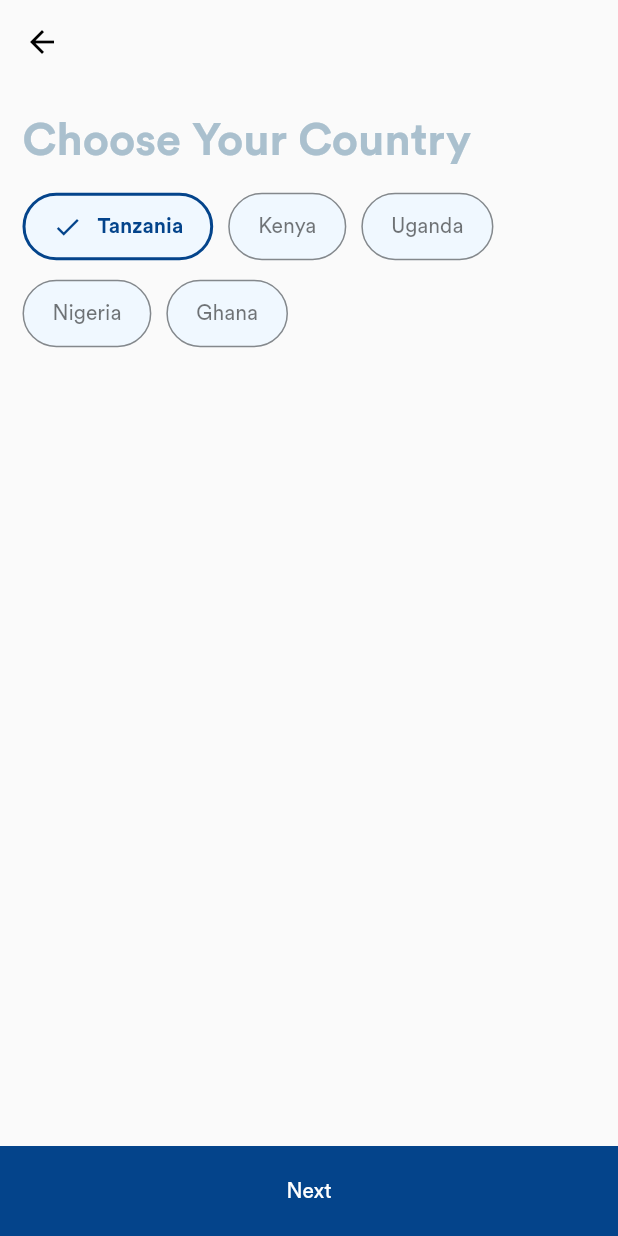
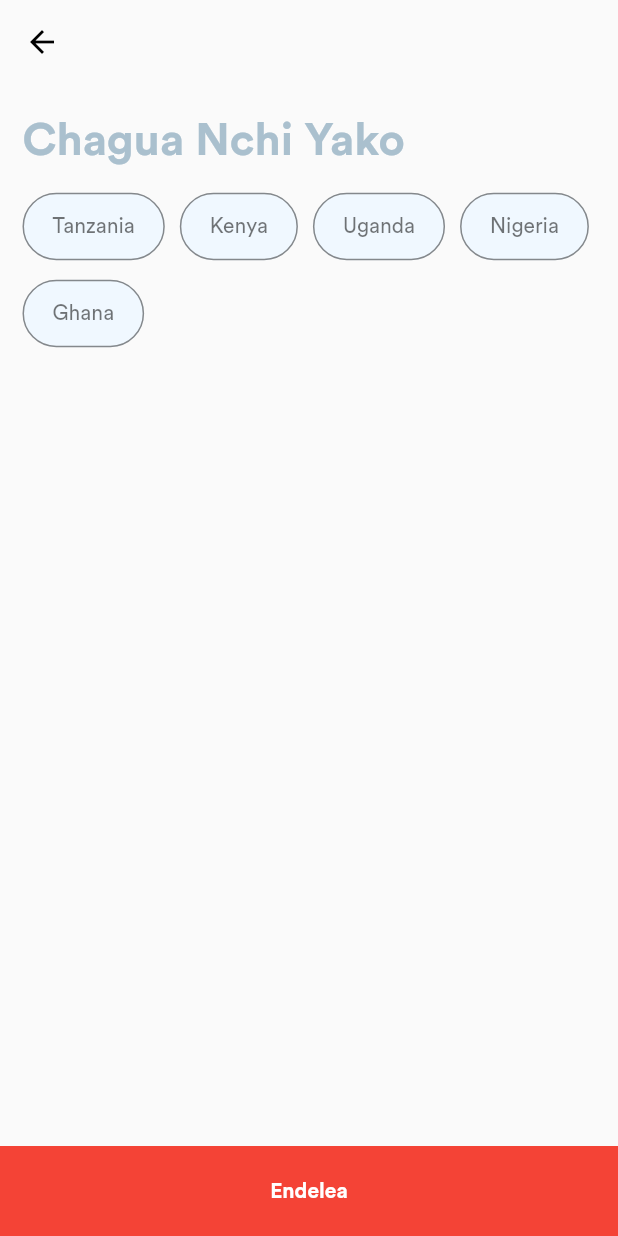
Before and after one commit to okellogerald/tembo_client_sdk, a Flutter app: the screen it shows after launch, after a tap on "START", on a phone screen of 412 x 824 dp. Run offline on Flutter 3.47's test engine with Material 2 defaults, Android fonts, the phone set to English and light mode, and no system bars; missing offline and left inert: smile_identity_plugin; project files that could hold a hidden picture were left out.

Commit message:
added translations

```diff
--- a/example/lib/main.dart
+++ b/example/lib/main.dart
@@ -38,7 +38,7 @@ class MainApp extends StatelessWidget {
                     context,
                     userData: Data(
                       userId: "user-3",
-                      country: Country.tz(),
+                      /*  country: Country.tz(),
                       gender: Gender.female,
                       firstName: "Jane",
                       lastName: "Doe",
@@ -48,7 +48,11 @@ class MainApp extends StatelessWidget {
                         issueDate: DateTime.now(),
                         expiryDate: DateTime.now(),
                         idNumber: "2836464744784",
-                      ),
+                      ), */
+                    ),
+                    locale: TemboLocale.sw,
+                    colorScheme: const TemboColorScheme(
+                      primary: Colors.red,
                     ),
                     fontFamily: "circular",
                   );
--- a/lib/src/components/bottom_nav_bar_button.dart
+++ b/lib/src/components/bottom_nav_bar_button.dart
@@ -1,5 +1,6 @@
 import 'package:flutter/material.dart';
 import 'package:tembo_client_sdk/src/components/source.dart';
+import 'package:tembo_client_sdk/tembo_client_sdk.dart';
 
 import '../widgets/theme_data_wrapper.dart';
 
@@ -15,15 +16,13 @@ class BottomNavBarButton extends StatelessWidget {
   @override
   Widget build(BuildContext context) {
     return SafeArea(
-      child: ThemeDataWrapper(
-        builder: (context, theme) {
-          return TemboTextButton(
-            onPressed: callback,
-            style: theme.bottomNavBarButtonStyle,
-            child: TemboText(text ?? "Next"),
-          );
-        }
-      ),
+      child: ThemeDataWrapper(builder: (context, theme) {
+        return TemboTextButton(
+          onPressed: callback,
+          style: theme.bottomNavBarButtonStyle,
+          child: TemboText(text ?? TemboTexts.actionsNext),
+        );
+      }),
     );
   }
 }
--- a/lib/src/components/text.dart
+++ b/lib/src/components/text.dart
@@ -1,4 +1,7 @@
 import 'package:flutter/material.dart';
+import 'package:tembo_client_sdk/tembo_client_sdk.dart';
+
+import '../widgets/theme_data_wrapper.dart';
 
 class TemboText extends StatelessWidget {
   const TemboText(
@@ -22,15 +25,22 @@ class TemboText extends StatelessWidget {
 
   @override
   Widget build(BuildContext context) {
-    return Builder(builder: (context) {
+    return ThemeDataWrapper(builder: (context, theme) {
+      return ValueListenableBuilder(
+          valueListenable: localeManager,
+          builder: (context, locale, _) {
             return Text(
+              (locale == TemboLocale.en ? enTexts[data] : swTexts[data]) ??
                   data,
-        style: style,
+              style: (style ?? const TextStyle()).copyWith(
+                fontFamily: theme.fontFamily,
+              ),
               textAlign: textAlign,
               overflow: overflow,
               maxLines: maxLines,
               textScaleFactor: 1.0,
             );
           });
+    });
   }
 }
--- /dev/null
+++ b/lib/src/constants/locale.dart
@@ -0,0 +1,140 @@
+import 'package:tembo_client_sdk/tembo_client_sdk.dart';
+
+enum TemboLocale {
+  sw,
+  en,
+}
+
+class TemboTexts {
+  static const countryChoosePageTitle = "country-choose-page-title";
+  static const basicInfoPageTitle = "basic-info-page-title";
+  static const genderPickPageTitle = "gender-pick-page-title";
+  static const docDataPageTitle = "doc-data-page-title";
+  static const dataVerifyPageTitle = "data-verify-page-title";
+
+  static const docType = "doc-type";
+  static const docTypeDriversLicense = "doc-type-drivers-license";
+  static const docTypeNationalID = "doc-type-national-id";
+  static const docTypePassport = "doc-type-passport";
+
+  static const docNumber = "doc-number";
+  static const docIssueDate = "doc-issue-date";
+  static const docExpiryDate = "doc-expiry-date";
+
+  static const userFirstName = "user-first-name";
+  static const userLastName = "user-last-name";
+  static const userDOB = "user-dob";
+  static const userGender = "user-gender";
+  static const userCountry = "user-country";
+
+  static const gendersMale = "genders-male";
+  static const gendersFemale = "genders-female";
+
+  static const submissionFailedDesc = "submission-failed-desc";
+  static const submissionInProgressDesc = "submission-in-progress-desc";
+  static const submissionSuccessDesc = "submission-success-desc";
+
+  static const actionsNext = "actions-next";
+  static const actionsTryAgain = "actions-try-again";
+  static const actionsClose = "actions-close";
+
+  // errors
+  static const errorsEmptyFieldsSuffix = "errors-empty-fields-suffix";
+  static const errorsEmptyFieldsPrefix = "errors-empty-fields-prefix";
+
+  static const errorsDOBRequired = "errors-dob-required";
+  static const errorsDOBAgeBelow18 = "errors-dob-age-below-18";
+  static const errorsDOBBornFromFuture = "errors-dob-born-from-future";
+
+  static const errorsCountryRequired = "errors-country-required";
+  static const errorsGenderRequired = "errors-gender-required";
+  static const errorsIssueDateRequired = "errors-issue-date-required";
+  static const errorsExpiryDateRequired = "errors-expiry-date-required";
+  static const errorsDocTypeRequired = "errors-doc-type-required";
+}
+
+const enTexts = {
+  TemboTexts.countryChoosePageTitle: "Choose Your Country",
+  TemboTexts.basicInfoPageTitle: "Basic Info",
+  TemboTexts.genderPickPageTitle: "Choose Your Gender",
+  TemboTexts.docDataPageTitle: "Identity Document Data",
+  TemboTexts.dataVerifyPageTitle: "Is This Okay?",
+  TemboTexts.docType: "Document Type",
+  TemboTexts.docTypeDriversLicense: "Driver's License",
+  TemboTexts.docTypeNationalID: "National ID",
+  TemboTexts.docTypePassport: "Passport",
+  TemboTexts.docNumber: "Document Number",
+  TemboTexts.docIssueDate: "Document Issue Date",
+  TemboTexts.docExpiryDate: "Document Expiry Date",
+  TemboTexts.userFirstName: "First Name",
+  TemboTexts.userLastName: "Last Name",
+  TemboTexts.userDOB: "Date of Birth",
+  TemboTexts.userGender: "Gender",
+  TemboTexts.userCountry: "Country",
+  TemboTexts.gendersMale: "Male",
+  TemboTexts.gendersFemale: "Female",
+  TemboTexts.submissionSuccessDesc: "We successfully submitted your details",
+  TemboTexts.submissionInProgressDesc: "We are submitting your job",
+  TemboTexts.submissionFailedDesc: "We have submitted your job",
+  TemboTexts.actionsNext: "Next",
+  TemboTexts.actionsTryAgain: "Try Again",
+  TemboTexts.actionsClose: "Close",
+  TemboTexts.errorsEmptyFieldsPrefix: "This field",
+  TemboTexts.errorsEmptyFieldsSuffix: "can't be empty",
+  TemboTexts.errorsDOBAgeBelow18: "You must be at least 18 years old",
+  TemboTexts.errorsDOBBornFromFuture:
+      "We don't support people born from the future",
+  TemboTexts.errorsDOBRequired: "Date of birth is required",
+  TemboTexts.errorsCountryRequired: "Country is required",
+  TemboTexts.errorsGenderRequired: "Gender is required",
+  TemboTexts.errorsIssueDateRequired: "Issue date is required",
+  TemboTexts.errorsExpiryDateRequired: "Expiry date is required",
+  TemboTexts.errorsDocTypeRequired: "Document type must be selected",
+};
+
+const swTexts = {
+  TemboTexts.countryChoosePageTitle: "Chagua Nchi Yako",
+  TemboTexts.basicInfoPageTitle: "Taarifa za Msingi",
+  TemboTexts.genderPickPageTitle: "Chagua Jinsia Yako",
+  TemboTexts.docDataPageTitle: "Taarifa za Utambulisho",
+  TemboTexts.dataVerifyPageTitle: "Hakiki Taarifa Zako",
+  TemboTexts.docType: "Aina ya Kitambulisho",
+  TemboTexts.docTypeDriversLicense: "Leseni Ya Udereva",
+  TemboTexts.docTypeNationalID: "Kitambulisho Cha Utaifa",
+  TemboTexts.docTypePassport: "Pasipoti",
+  TemboTexts.docNumber: "Namba Ya Kitambulisho",
+  TemboTexts.docIssueDate: "Tarehe ya Kutolewa kwa Hati",
+  TemboTexts.docExpiryDate: "Tarehe ya Mwisho wa Matumizi wa Hati",
+  TemboTexts.userFirstName: "Jina La Kwanza",
+  TemboTexts.userLastName: "Jina La Ukoo",
+  TemboTexts.userDOB: "Tarehe Ya Kuzaliwa",
+  TemboTexts.userGender: "Jinsia",
+  TemboTexts.userCountry: "Nchi",
+  TemboTexts.gendersMale: "Mwanamume",
+  TemboTexts.gendersFemale: "Mwanamke",
+  TemboTexts.submissionSuccessDesc: "Tumefanikiwa kutuma taarifa zako",
+  TemboTexts.submissionInProgressDesc: "Tunatuma taarifa zako",
+  TemboTexts.submissionFailedDesc:
+      "Tatizo lilitokea wakati tunatuma taarifa zako",
+  TemboTexts.actionsNext: "Endelea",
+  TemboTexts.actionsTryAgain: "Jaribu Tena",
+  TemboTexts.actionsClose: "Funga",
+  TemboTexts.errorsEmptyFieldsPrefix: "Taarifa hii",
+  TemboTexts.errorsEmptyFieldsSuffix: "lazima ijazwe",
+  TemboTexts.errorsDOBAgeBelow18: "Unatakiwa uwe na miaka 18 au zaidi",
+  TemboTexts.errorsDOBBornFromFuture:
+      "Tafadhali angalia tarehe yako ya kuzaliwa vizuri. Inaonesha umezaliwa kutoka siku zijazo 😃",
+  TemboTexts.errorsDOBRequired: "Tarehe ya kuzaliwa lazima ijazwe",
+  TemboTexts.errorsCountryRequired: "Tafadhali chagua nchi kwanza",
+  TemboTexts.errorsGenderRequired: "Tafadhali chagua jinsia kwanza",
+  TemboTexts.errorsIssueDateRequired: "Lazima ujaze hii tarehe",
+  TemboTexts.errorsExpiryDateRequired: "Lazima ujaze hii tarehe",
+  TemboTexts.errorsDocTypeRequired: "Tafadhali hakikisha umechagua aina ya kitambulisho",
+};
+
+extension StringExt2 on String {
+  String tr() {
+    final locale = localeManager.value;
+    return (locale == TemboLocale.en ? enTexts[this] : swTexts[this]) ?? this;
+  }
+}
--- a/lib/src/constants/source.dart
+++ b/lib/src/constants/source.dart
@@ -1,3 +1,4 @@
 export 'theme_data.dart';
 export 'colors.dart';
 export 'constants.dart';
+export 'locale.dart';
--- a/lib/src/constants/theme_data.dart
+++ b/lib/src/constants/theme_data.dart
@@ -1,3 +1,4 @@
+// ignore_for_file: public_member_api_docs, sort_constructors_first
 import 'package:flutter/material.dart';
 
 import 'package:tembo_client_sdk/tembo_client_sdk.dart';
@@ -29,7 +30,7 @@ class TemboThemeData {
   /// Applies to the labelled form fields in the data verification before submission page
   final TemboLabelledFormFieldDecoration? labelledFormFieldDecoration;
 
-  TemboThemeData({
+  const TemboThemeData({
     this.fontFamily,
     this.pageTitleStyle = _pageTitleStyle,
     this.selectedOptionButtonStyle = _selectedOptionButtonStyle,
@@ -106,7 +107,34 @@ class TemboThemeData {
         ),
         boxDecoration: _labelledFormFieldDecoration.boxDecoration?.copyWith(
           color: colors.surfaceContainer,
-          )),
+        ),
+      ),
+    );
+  }
+
+  TemboThemeData copyWith({
+    String? fontFamily,
+    TextStyle? pageTitleStyle,
+    TemboButtonStyle? selectedOptionButtonStyle,
+    TemboButtonStyle? unselectedOptionButtonStyle,
+    TemboButtonStyle? bottomNavBarButtonStyle,
+    TemboDatePickerDecoration? datePickerDecoration,
+    TemboTextFieldDecoration? textFieldDecoration,
+    TemboLabelledFormFieldDecoration? labelledFormFieldDecoration,
+  }) {
+    return TemboThemeData(
+      fontFamily: fontFamily ?? this.fontFamily,
+      pageTitleStyle: pageTitleStyle ?? this.pageTitleStyle,
+      selectedOptionButtonStyle:
+          selectedOptionButtonStyle ?? this.selectedOptionButtonStyle,
+      unselectedOptionButtonStyle:
+          unselectedOptionButtonStyle ?? this.unselectedOptionButtonStyle,
+      bottomNavBarButtonStyle:
+          bottomNavBarButtonStyle ?? this.bottomNavBarButtonStyle,
+      datePickerDecoration: datePickerDecoration ?? this.datePickerDecoration,
+      textFieldDecoration: textFieldDecoration ?? this.textFieldDecoration,
+      labelledFormFieldDecoration:
+          labelledFormFieldDecoration ?? this.labelledFormFieldDecoration,
     );
   }
 }
@@ -212,53 +240,3 @@ const _labelledFormFieldDecoration = TemboLabelledFormFieldDecoration(
     color: TemboColors.surfaceContainer,
   ),
 );
-
-TemboThemeData handleFontFamily(TemboThemeData data, String fontFamily) {
-  return TemboThemeData(
-    fontFamily: fontFamily,
-    pageTitleStyle: data.pageTitleStyle?.copyWith(fontFamily: fontFamily),
-    selectedOptionButtonStyle: data.selectedOptionButtonStyle?.copyWith(
-      textStyle: data.selectedOptionButtonStyle?.textStyle?.copyWith(
-        fontFamily: fontFamily,
-      ),
-    ),
-    unselectedOptionButtonStyle: data.unselectedOptionButtonStyle?.copyWith(
-      textStyle: data.unselectedOptionButtonStyle?.textStyle?.copyWith(
-        fontFamily: fontFamily,
-      ),
-    ),
-    bottomNavBarButtonStyle: data.bottomNavBarButtonStyle?.copyWith(
-      textStyle: data.bottomNavBarButtonStyle?.textStyle?.copyWith(
-        fontFamily: fontFamily,
-      ),
-    ),
-    datePickerDecoration: data.datePickerDecoration?.copyWith(
-      hintStyle: data.datePickerDecoration?.hintStyle?.copyWith(
-        fontFamily: fontFamily,
-      ),
-      buttonStyle: data.datePickerDecoration?.buttonStyle?.copyWith(
-        textStyle: data.datePickerDecoration?.buttonStyle?.textStyle?.copyWith(
-          fontFamily: fontFamily,
-        ),
-      ),
-    ),
-    textFieldDecoration: data.textFieldDecoration?.copyWith(
-      hintStyle: data.textFieldDecoration?.hintStyle.copyWith(
-        fontFamily: fontFamily,
-      ),
-      valueStyle: data.textFieldDecoration?.valueStyle?.copyWith(
-        fontFamily: fontFamily,
-      ),
-    ),
-    labelledFormFieldDecoration: data.labelledFormFieldDecoration?.copyWith(
-      labelTextStyle:
-          data.labelledFormFieldDecoration?.labelTextStyle?.copyWith(
-        fontFamily: fontFamily,
-      ),
-      valueTextStyle:
-          data.labelledFormFieldDecoration?.valueTextStyle?.copyWith(
-        fontFamily: fontFamily,
-      ),
-    ),
-  );
-}
--- a/lib/src/models/doc_type.dart
+++ b/lib/src/models/doc_type.dart
@@ -1,18 +1,20 @@
+import 'package:tembo_client_sdk/tembo_client_sdk.dart';
+
 enum VerDocumentType {
   driverLicense(
     jsonKey: "Driver Licence",
-    label: "id-type-driver",
+    label: TemboTexts.docTypeDriversLicense,
     smileIdentityLabel: "DRIVERS_LICENSE",
+  ),
+  passport(
+    jsonKey: "Passport",
+    label: TemboTexts.docTypePassport,
+    smileIdentityLabel: "PASSPORT",
   ),
   nida(
     jsonKey: "NIDA",
-    label: "id-type-nida",
+    label: TemboTexts.docTypeNationalID,
     smileIdentityLabel: "NATIONAL_ID",
-  ),
-  passport(
-    jsonKey: "Passport",
-    label: "id-type-passport",
-    smileIdentityLabel: "PASSPORT",
   ),
   ;
 
--- a/lib/src/models/gender.dart
+++ b/lib/src/models/gender.dart
@@ -1,6 +1,8 @@
+import 'package:tembo_client_sdk/tembo_client_sdk.dart';
+
 enum Gender {
-  male("Male", label: "gender-male", jsonKey: "M"),
-  female("Female", label: "gender-female", jsonKey: "F"),
+  male("Male", label: TemboTexts.gendersMale, jsonKey: "M"),
+  female("Female", label: TemboTexts.gendersFemale, jsonKey: "F"),
   ;
 
   final String label, name;
--- a/lib/src/views/country_pick_page.dart
+++ b/lib/src/views/country_pick_page.dart
@@ -28,7 +28,7 @@ class _CountryPickPageState extends TemboState<CountryPickPage> {
         padding: kPagePadding,
         child: ListView(
           children: [
-            const PageTitle(title: "Choose Your Country"),
+            const PageTitle(title: TemboTexts.countryChoosePageTitle),
             const SizedBox(height: 15),
             TemboPicker2(
               options: supportedCountries,
@@ -71,7 +71,7 @@ class _CountryPickPageState extends TemboState<CountryPickPage> {
     final valid = country != null;
 
     if (!valid) {
-      error = "Country is required";
+      error = TemboTexts.errorsCountryRequired;
       setState(() {});
     }
 
--- a/lib/src/views/gender_pick_page.dart
+++ b/lib/src/views/gender_pick_page.dart
@@ -29,13 +29,13 @@ class _GenderPickPageState extends TemboState<GenderPickPage> {
         padding: kPagePadding,
         child: ListView(
           children: [
-            const PageTitle(title: "Choose Your Gender"),
+            const PageTitle(title: TemboTexts.genderPickPageTitle),
             const SizedBox(height: 15),
             TemboPicker2(
               options: Gender.values,
               onChange: onGenderSelected,
               selected: (d) => d == gender,
-              label: (d) => d.name,
+              label: (d) => d.label,
             ),
             const SizedBox(height: 20),
             ValidationErrorView(
@@ -72,7 +72,7 @@ class _GenderPickPageState extends TemboState<GenderPickPage> {
     final valid = gender != null;
 
     if (!valid) {
-      error = "Gender is required";
+      error = TemboTexts.errorsGenderRequired;
       setState(() {});
     }
 
--- a/lib/tembo_client_sdk.dart
+++ b/lib/tembo_client_sdk.dart
@@ -1,5 +1,6 @@
 library tembo_client_sdk;
 
+import 'package:tembo_client_sdk/src/view_models/locale_manager.dart';
 import 'package:tembo_client_sdk/src/view_models/theme_manager.dart';
 import 'package:tembo_client_sdk/src/views/country_pick_page.dart';
 import 'package:tembo_client_sdk/src/views/source.dart';
@@ -11,6 +12,7 @@ export 'src/models/source.dart';
 
 late final ThemeManager themeManager;
 late final DataManager dataManager;
+late final LocaleManager localeManager;
 
 void startTemboVerification(
   BuildContext context, {
@@ -18,7 +20,10 @@ void startTemboVerification(
   TemboThemeData? themeData,
   TemboColorScheme? colorScheme,
   String? fontFamily,
+  TemboLocale locale = TemboLocale.en,
 }) {
+  assert(!(colorScheme != null && themeData != null), "You can only specify either themeData or colorScheme but not both");
+
   final data = _initThemeData(
     themeData: themeData,
     scheme: colorScheme,
@@ -26,6 +31,7 @@ void startTemboVerification(
   );
   _initThemeManager(data);
   _initDataManager(userData);
+  _initLocaleManager(locale);
 
   push(
     context,
@@ -39,20 +45,19 @@ TemboThemeData _initThemeData({
   TemboColorScheme? scheme,
   String? fontFamily,
 }) {
-  var data = TemboThemeData();
-  try {
+  var data = const TemboThemeData();
+
   if (themeData != null) {
     data = themeData;
   }
+
   if (scheme != null) {
     data = TemboThemeData.from(scheme);
   }
+
   final family = themeData?.fontFamily ?? fontFamily;
   if (family != null) {
-      data = handleFontFamily(data, family);
-    }
-  } catch (_) {
-    //
+    data = data.copyWith(fontFamily: family);
   }
 
   return data;
@@ -67,6 +72,15 @@ void _initDataManager(Data userData) {
   }
 }
 
+void _initLocaleManager(TemboLocale locale) {
+  try {
+    localeManager = LocaleManager(locale);
+  } catch (_) {
+    // handling LateInitializationError issues
+    localeManager.updateLocale(locale);
+  }
+}
+
 void _initThemeManager(TemboThemeData themeData) {
   try {
     themeManager = ThemeManager(themeData);
```
Also changed, not shown: lib/src/components/form/text_field.dart (+10 -4 lines), lib/src/components/text_button.dart (+8 -36 lines), lib/src/utils/validation_utils.dart (+5 -22 lines), lib/src/view_models/locale_manager.dart (added, +11 -0 lines), lib/src/views/basic_info_page.dart (+7 -7 lines), lib/src/views/data_verify_page.dart (+10 -10 lines), lib/src/views/id_page.dart (+9 -9 lines), lib/src/views/submit_page.dart (+19 -20 lines). Lines whose indentation alone changed are shown as unchanged.
